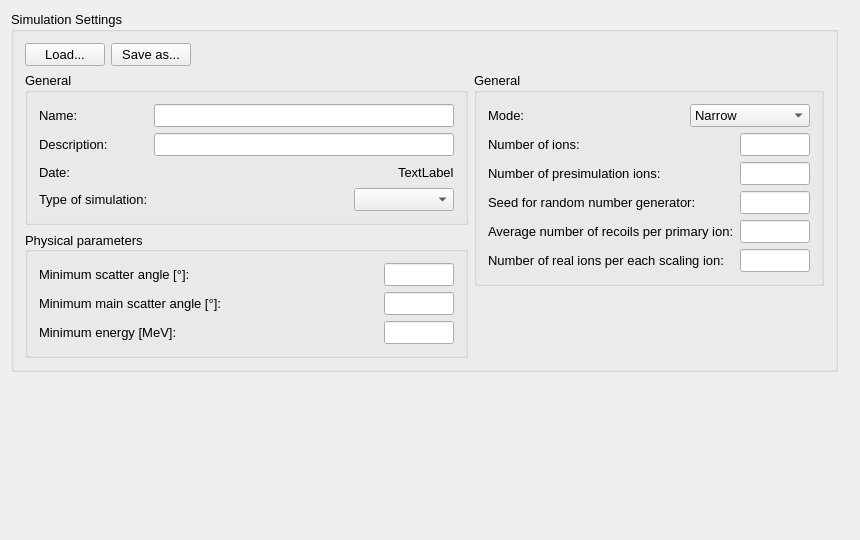
The window that ui_files/ui_request_simulation_settings.ui (JYU-IBA/potku) describes before a commit, drawn with Qt 5.
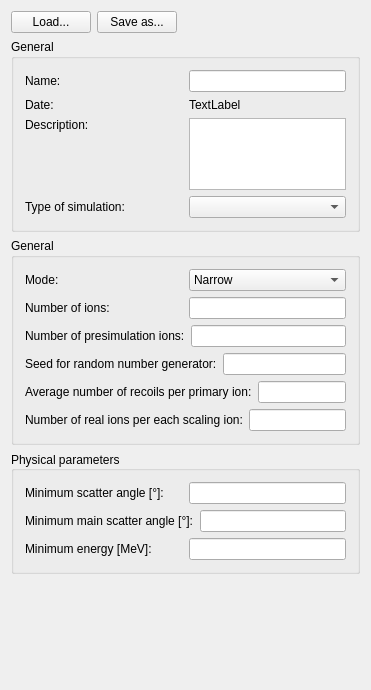
The same window after the commit.

Commit message:
Request Settings layout
Request Settings dialog is now resizable. Also made some other minor
layout changes.

```diff
--- a/ui_files/ui_request_simulation_settings.ui
+++ b/ui_files/ui_request_simulation_settings.ui
@@ -9,46 +9,42 @@
    <rect>
     <x>0</x>
     <y>0</y>
-    <width>860</width>
-    <height>540</height>
+    <width>371</width>
+    <height>690</height>
    </rect>
   </property>
+  <property name="sizePolicy">
+   <sizepolicy hsizetype="Preferred" vsizetype="Preferred">
+    <horstretch>0</horstretch>
+    <verstretch>0</verstretch>
+   </sizepolicy>
+  </property>
   <property name="minimumSize">
    <size>
-    <width>860</width>
-    <height>540</height>
+    <width>0</width>
+    <height>0</height>
    </size>
   </property>
   <property name="maximumSize">
    <size>
-    <width>860</width>
-    <height>540</height>
+    <width>16777215</width>
+    <height>16777215</height>
    </size>
   </property>
   <property name="windowTitle">
    <string>RequestSimulationSettings</string>
   </property>
-  <layout class="QFormLayout" name="formLayout_3">
+  <layout class="QGridLayout" name="gridLayout">
    <item row="0" column="0">
-    <layout class="QVBoxLayout" name="verticalLayout_6">
-     <item>
-      <widget class="QGroupBox" name="simulationSettings">
-       <property name="enabled">
-        <bool>true</bool>
-       </property>
-       <property name="font">
-        <font>
-         <pointsize>10</pointsize>
-        </font>
-       </property>
-       <property name="title">
-        <string>Simulation Settings</string>
-       </property>
-       <layout class="QFormLayout" name="formLayout_2">
-        <item row="0" column="0">
-         <layout class="QHBoxLayout" name="horizontalLayout">
+    <layout class="QHBoxLayout" name="horizontalLayout_2">
           <item>
            <widget class="QPushButton" name="loadButton">
+       <property name="sizePolicy">
+        <sizepolicy hsizetype="Preferred" vsizetype="Fixed">
+         <horstretch>0</horstretch>
+         <verstretch>0</verstretch>
+        </sizepolicy>
+       </property>
             <property name="text">
              <string>Load...</string>
             </property>
@@ -56,16 +52,25 @@
           </item>
           <item>
            <widget class="QPushButton" name="saveButton">
+       <property name="sizePolicy">
+        <sizepolicy hsizetype="Preferred" vsizetype="Fixed">
+         <horstretch>0</horstretch>
+         <verstretch>0</verstretch>
+        </sizepolicy>
+       </property>
             <property name="text">
              <string>Save as...</string>
             </property>
            </widget>
           </item>
           <item>
-           <spacer name="horizontalSpacer_4">
+      <spacer name="horizontalSpacer_6">
             <property name="orientation">
              <enum>Qt::Horizontal</enum>
             </property>
+       <property name="sizeType">
+        <enum>QSizePolicy::Expanding</enum>
+       </property>
             <property name="sizeHint" stdset="0">
              <size>
               <width>40</width>
@@ -77,48 +82,57 @@
          </layout>
         </item>
         <item row="1" column="0">
-         <layout class="QFormLayout" name="formLayout">
-          <item row="0" column="0">
-           <layout class="QVBoxLayout" name="verticalLayout_5">
-            <item>
-             <widget class="QGroupBox" name="groupBox_9">
+    <layout class="QVBoxLayout" name="verticalLayout_6">
+     <item alignment="Qt::AlignTop">
+      <widget class="QGroupBox" name="groupBox_10">
+       <property name="sizePolicy">
+        <sizepolicy hsizetype="Preferred" vsizetype="Preferred">
+         <horstretch>0</horstretch>
+         <verstretch>0</verstretch>
+        </sizepolicy>
+       </property>
               <property name="title">
                <string>General</string>
               </property>
-              <layout class="QVBoxLayout" name="verticalLayout_4">
+       <layout class="QVBoxLayout" name="verticalLayout_7">
                <item>
                 <layout class="QHBoxLayout" name="horizontalLayout_34">
                  <item>
-                  <widget class="QLabel" name="label_29">
+           <widget class="QLabel" name="label_31">
+            <property name="sizePolicy">
+             <sizepolicy hsizetype="Preferred" vsizetype="Preferred">
+              <horstretch>0</horstretch>
+              <verstretch>0</verstretch>
+             </sizepolicy>
+            </property>
+            <property name="minimumSize">
+             <size>
+              <width>0</width>
+              <height>0</height>
+             </size>
+            </property>
                    <property name="text">
                     <string>Name:</string>
                    </property>
                   </widget>
                  </item>
-                 <item>
-                  <spacer name="horizontalSpacer_33">
-                   <property name="orientation">
-                    <enum>Qt::Horizontal</enum>
-                   </property>
-                   <property name="sizeHint" stdset="0">
-                    <size>
-                     <width>40</width>
-                     <height>20</height>
-                    </size>
-                   </property>
-                  </spacer>
-                 </item>
                  <item>
                   <widget class="QLineEdit" name="nameLineEdit">
+            <property name="sizePolicy">
+             <sizepolicy hsizetype="Preferred" vsizetype="Fixed">
+              <horstretch>0</horstretch>
+              <verstretch>0</verstretch>
+             </sizepolicy>
+            </property>
                    <property name="minimumSize">
                     <size>
-                     <width>300</width>
+              <width>0</width>
                      <height>0</height>
                     </size>
                    </property>
                    <property name="maximumSize">
                     <size>
-                     <width>100</width>
+              <width>16777215</width>
                      <height>16777215</height>
                     </size>
                    </property>
@@ -129,78 +143,100 @@
                <item>
                 <layout class="QHBoxLayout" name="horizontalLayout_35">
                  <item>
-                  <widget class="QLabel" name="label_30">
-                   <property name="text">
-                    <string>Description:</string>
-                   </property>
-                  </widget>
-                 </item>
-                 <item>
-                  <spacer name="horizontalSpacer_34">
-                   <property name="orientation">
-                    <enum>Qt::Horizontal</enum>
-                   </property>
-                   <property name="sizeHint" stdset="0">
-                    <size>
-                     <width>40</width>
-                     <height>20</height>
-                    </size>
-                   </property>
-                  </spacer>
-                 </item>
-                 <item>
-                  <widget class="QLineEdit" name="descriptionLineEdit">
+           <widget class="QLabel" name="label_33">
+            <property name="sizePolicy">
+             <sizepolicy hsizetype="Preferred" vsizetype="Preferred">
+              <horstretch>0</horstretch>
+              <verstretch>0</verstretch>
+             </sizepolicy>
+            </property>
                    <property name="minimumSize">
                     <size>
-                     <width>300</width>
+              <width>0</width>
                      <height>0</height>
                     </size>
                    </property>
-                   <property name="maximumSize">
-                    <size>
-                     <width>100</width>
-                     <height>16777215</height>
-                    </size>
-                   </property>
-                  </widget>
-                 </item>
-                </layout>
-               </item>
-               <item>
-                <layout class="QHBoxLayout" name="horizontalLayout_33">
-                 <item>
-                  <widget class="QLabel" name="label_28">
                    <property name="text">
                     <string>Date:</string>
                    </property>
                   </widget>
                  </item>
-                 <item>
-                  <spacer name="horizontalSpacer_32">
-                   <property name="orientation">
-                    <enum>Qt::Horizontal</enum>
-                   </property>
-                   <property name="sizeHint" stdset="0">
-                    <size>
-                     <width>40</width>
-                     <height>20</height>
-                    </size>
-                   </property>
-                  </spacer>
-                 </item>
                  <item>
                   <widget class="QLabel" name="dateLabel">
+            <property name="sizePolicy">
+             <sizepolicy hsizetype="Preferred" vsizetype="Fixed">
+              <horstretch>0</horstretch>
+              <verstretch>0</verstretch>
+             </sizepolicy>
+            </property>
+            <property name="minimumSize">
+             <size>
+              <width>0</width>
+              <height>0</height>
+             </size>
+            </property>
                    <property name="text">
                     <string>TextLabel</string>
                    </property>
+            <property name="alignment">
+             <set>Qt::AlignLeading|Qt::AlignLeft|Qt::AlignVCenter</set>
+            </property>
                   </widget>
                  </item>
                 </layout>
                </item>
                <item>
-                <layout class="QHBoxLayout" name="typeOfSimulationLayout">
+         <layout class="QHBoxLayout" name="horizontalLayout_37">
+          <item alignment="Qt::AlignTop">
+           <widget class="QLabel" name="label_32">
+            <property name="sizePolicy">
+             <sizepolicy hsizetype="Preferred" vsizetype="Preferred">
+              <horstretch>0</horstretch>
+              <verstretch>0</verstretch>
+             </sizepolicy>
+            </property>
+            <property name="minimumSize">
+             <size>
+              <width>0</width>
+              <height>0</height>
+             </size>
+            </property>
+            <property name="text">
+             <string>Description:</string>
+            </property>
+           </widget>
+          </item>
                  <item>
-                  <widget class="QLabel" name="typeOfSimulationLabel">
+           <widget class="QPlainTextEdit" name="descriptionLineEdit">
+            <property name="sizePolicy">
+             <sizepolicy hsizetype="Preferred" vsizetype="Fixed">
+              <horstretch>0</horstretch>
+              <verstretch>0</verstretch>
+             </sizepolicy>
+            </property>
+            <property name="sizeAdjustPolicy">
+             <enum>QAbstractScrollArea::AdjustToContents</enum>
+            </property>
+           </widget>
+          </item>
+         </layout>
+        </item>
+        <item>
+         <layout class="QHBoxLayout" name="typeOfSimulationLayout_2">
+          <item>
+           <widget class="QLabel" name="typeOfSimulationLabel_2">
+            <property name="sizePolicy">
+             <sizepolicy hsizetype="Preferred" vsizetype="Preferred">
+              <horstretch>0</horstretch>
+              <verstretch>0</verstretch>
+             </sizepolicy>
+            </property>
+            <property name="minimumSize">
+             <size>
+              <width>0</width>
+              <height>0</height>
+             </size>
+            </property>
                    <property name="text">
                     <string>Type of simulation:</string>
                    </property>
@@ -208,15 +244,21 @@
                  </item>
                  <item>
                   <widget class="QComboBox" name="typeOfSimulationComboBox">
+            <property name="sizePolicy">
+             <sizepolicy hsizetype="Preferred" vsizetype="Fixed">
+              <horstretch>0</horstretch>
+              <verstretch>0</verstretch>
+             </sizepolicy>
+            </property>
                    <property name="minimumSize">
                     <size>
-                     <width>100</width>
+              <width>0</width>
                      <height>0</height>
                     </size>
                    </property>
                    <property name="maximumSize">
                     <size>
-                     <width>100</width>
+              <width>16777215</width>
                      <height>16777215</height>
                     </size>
                    </property>
@@ -230,108 +272,10 @@
               </layout>
              </widget>
             </item>
-            <item>
-             <widget class="QGroupBox" name="simulationTypeSpecificParams">
-              <property name="title">
-               <string>Physical parameters</string>
-              </property>
-              <property name="alignment">
-               <set>Qt::AlignLeading|Qt::AlignLeft|Qt::AlignVCenter</set>
-              </property>
-              <property name="flat">
-               <bool>false</bool>
-              </property>
-              <layout class="QVBoxLayout" name="verticalLayout">
-               <item>
-                <layout class="QHBoxLayout" name="targetAngleLayout">
-                 <item>
-                  <widget class="QLabel" name="targetAngleLabel">
-                   <property name="text">
-                    <string>Minimum scatter angle [°]:</string>
-                   </property>
-                  </widget>
-                 </item>
-                 <item>
-                  <widget class="QLineEdit" name="scatterLineEdit">
-                   <property name="minimumSize">
-                    <size>
-                     <width>70</width>
-                     <height>0</height>
-                    </size>
-                   </property>
-                   <property name="maximumSize">
-                    <size>
-                     <width>70</width>
-                     <height>16777215</height>
-                    </size>
-                   </property>
-                  </widget>
-                 </item>
-                </layout>
-               </item>
-               <item>
-                <layout class="QHBoxLayout" name="targetAngleLayout_2">
-                 <item>
-                  <widget class="QLabel" name="targetAngleLabel_2">
-                   <property name="text">
-                    <string>Minimum main scatter angle [°]:</string>
-                   </property>
-                  </widget>
-                 </item>
-                 <item>
-                  <widget class="QLineEdit" name="mainScatterLineEdit">
-                   <property name="minimumSize">
-                    <size>
-                     <width>70</width>
-                     <height>0</height>
-                    </size>
-                   </property>
-                   <property name="maximumSize">
-                    <size>
-                     <width>70</width>
-                     <height>16777215</height>
-                    </size>
-                   </property>
-                  </widget>
-                 </item>
-                </layout>
-               </item>
-               <item>
-                <layout class="QHBoxLayout" name="targetAngleLayout_4">
-                 <item>
-                  <widget class="QLabel" name="targetAngleLabel_4">
-                   <property name="text">
-                    <string>Minimum energy [MeV]:</string>
-                   </property>
-                  </widget>
-                 </item>
-                 <item>
-                  <widget class="QLineEdit" name="energyLineEdit">
-                   <property name="minimumSize">
-                    <size>
-                     <width>70</width>
-                     <height>0</height>
-                    </size>
-                   </property>
-                   <property name="maximumSize">
-                    <size>
-                     <width>70</width>
-                     <height>16777215</height>
-                    </size>
-                   </property>
-                  </widget>
-                 </item>
-                </layout>
-               </item>
-              </layout>
-             </widget>
-            </item>
-           </layout>
-          </item>
-          <item row="0" column="1">
-           <widget class="QGroupBox" name="nonphysicalParams">
+     <item alignment="Qt::AlignTop">
+      <widget class="QGroupBox" name="nonphysicalParams_2">
             <property name="sizePolicy">
-             <sizepolicy hsizetype="Preferred" vsizetype="Fixed">
+        <sizepolicy hsizetype="Preferred" vsizetype="Preferred">
               <horstretch>0</horstretch>
               <verstretch>0</verstretch>
              </sizepolicy>
@@ -339,43 +283,48 @@
             <property name="title">
              <string>General</string>
             </property>
-            <layout class="QVBoxLayout" name="verticalLayout_8">
+       <property name="alignment">
+        <set>Qt::AlignLeading|Qt::AlignLeft|Qt::AlignTop</set>
+       </property>
+       <layout class="QVBoxLayout" name="verticalLayout_9">
              <item>
-              <layout class="QHBoxLayout" name="recoilAngleWidthLayout">
+         <layout class="QHBoxLayout" name="recoilAngleWidthLayout_2">
                <item>
-                <widget class="QLabel" name="recoilAngleWidthLabel">
+           <widget class="QLabel" name="recoilAngleWidthLabel_2">
+            <property name="sizePolicy">
+             <sizepolicy hsizetype="Preferred" vsizetype="Preferred">
+              <horstretch>0</horstretch>
+              <verstretch>0</verstretch>
+             </sizepolicy>
+            </property>
+            <property name="minimumSize">
+             <size>
+              <width>0</width>
+              <height>0</height>
+             </size>
+            </property>
                  <property name="text">
                   <string>Mode:</string>
                  </property>
                 </widget>
                </item>
-               <item>
-                <spacer name="horizontalSpacer_3">
-                 <property name="orientation">
-                  <enum>Qt::Horizontal</enum>
-                 </property>
-                 <property name="sizeType">
-                  <enum>QSizePolicy::Fixed</enum>
-                 </property>
-                 <property name="sizeHint" stdset="0">
-                  <size>
-                   <width>120</width>
-                   <height>20</height>
-                  </size>
-                 </property>
-                </spacer>
-               </item>
                <item>
                 <widget class="QComboBox" name="modeComboBox">
+            <property name="sizePolicy">
+             <sizepolicy hsizetype="Preferred" vsizetype="Fixed">
+              <horstretch>0</horstretch>
+              <verstretch>0</verstretch>
+             </sizepolicy>
+            </property>
                  <property name="minimumSize">
                   <size>
-                   <width>120</width>
+              <width>0</width>
                    <height>0</height>
                   </size>
                  </property>
                  <property name="maximumSize">
                   <size>
-                   <width>120</width>
+              <width>16777215</width>
                    <height>16777215</height>
                   </size>
                  </property>
@@ -394,9 +343,21 @@
               </layout>
              </item>
              <item>
-              <layout class="QHBoxLayout" name="numberOfIonsLayout">
+         <layout class="QHBoxLayout" name="numberOfIonsLayout_2">
                <item>
-                <widget class="QLabel" name="numberOfIonsLabel">
+           <widget class="QLabel" name="numberOfIonsLabel_2">
+            <property name="sizePolicy">
+             <sizepolicy hsizetype="Preferred" vsizetype="Preferred">
+              <horstretch>0</horstretch>
+              <verstretch>0</verstretch>
+             </sizepolicy>
+            </property>
+            <property name="minimumSize">
+             <size>
+              <width>0</width>
+              <height>0</height>
+             </size>
+            </property>
                  <property name="text">
                   <string>Number of ions:</string>
                  </property>
@@ -404,15 +365,21 @@
                </item>
                <item>
                 <widget class="QLineEdit" name="noOfIonsLineEdit">
+            <property name="sizePolicy">
+             <sizepolicy hsizetype="Preferred" vsizetype="Fixed">
+              <horstretch>0</horstretch>
+              <verstretch>0</verstretch>
+             </sizepolicy>
+            </property>
                  <property name="minimumSize">
                   <size>
-                   <width>70</width>
+              <width>0</width>
                    <height>0</height>
                   </size>
                  </property>
                  <property name="maximumSize">
                   <size>
-                   <width>70</width>
+              <width>16777215</width>
                    <height>16777215</height>
                   </size>
                  </property>
@@ -421,9 +388,21 @@
               </layout>
              </item>
              <item>
-              <layout class="QHBoxLayout" name="numberOfPresimuIonsLayout">
+         <layout class="QHBoxLayout" name="numberOfPresimuIonsLayout_2">
                <item>
-                <widget class="QLabel" name="numberOfPresimuIonsLabel">
+           <widget class="QLabel" name="numberOfPresimuIonsLabel_2">
+            <property name="sizePolicy">
+             <sizepolicy hsizetype="Preferred" vsizetype="Preferred">
+              <horstretch>0</horstretch>
+              <verstretch>0</verstretch>
+             </sizepolicy>
+            </property>
+            <property name="minimumSize">
+             <size>
+              <width>0</width>
+              <height>0</height>
+             </size>
+            </property>
                  <property name="text">
                   <string>Number of presimulation ions:</string>
                  </property>
@@ -431,15 +410,21 @@
                </item>
                <item>
                 <widget class="QLineEdit" name="noOfPreionsLineEdit">
+            <property name="sizePolicy">
+             <sizepolicy hsizetype="Preferred" vsizetype="Fixed">
+              <horstretch>0</horstretch>
+              <verstretch>0</verstretch>
+             </sizepolicy>
+            </property>
                  <property name="minimumSize">
                   <size>
-                   <width>70</width>
+              <width>0</width>
                    <height>0</height>
                   </size>
                  </property>
                  <property name="maximumSize">
                   <size>
-                   <width>70</width>
+              <width>16777215</width>
                    <height>16777215</height>
                   </size>
                  </property>
@@ -448,9 +433,21 @@
               </layout>
              </item>
              <item>
-              <layout class="QHBoxLayout" name="seedLayout">
+         <layout class="QHBoxLayout" name="seedLayout_2">
                <item>
-                <widget class="QLabel" name="seedLabel">
+           <widget class="QLabel" name="seedLabel_2">
+            <property name="sizePolicy">
+             <sizepolicy hsizetype="Preferred" vsizetype="Preferred">
+              <horstretch>0</horstretch>
+              <verstretch>0</verstretch>
+             </sizepolicy>
+            </property>
+            <property name="minimumSize">
+             <size>
+              <width>0</width>
+              <height>0</height>
+             </size>
+            </property>
                  <property name="text">
                   <string>Seed for random number generator:</string>
                  </property>
@@ -458,15 +455,21 @@
                </item>
                <item>
                 <widget class="QLineEdit" name="seedLineEdit">
+            <property name="sizePolicy">
+             <sizepolicy hsizetype="Preferred" vsizetype="Fixed">
+              <horstretch>0</horstretch>
+              <verstretch>0</verstretch>
+             </sizepolicy>
+            </property>
                  <property name="minimumSize">
                   <size>
-                   <width>70</width>
+              <width>0</width>
                    <height>0</height>
                   </size>
                  </property>
                  <property name="maximumSize">
                   <size>
-                   <width>70</width>
+              <width>16777215</width>
                    <height>16777215</height>
                   </size>
                  </property>
@@ -475,9 +478,21 @@
               </layout>
              </item>
              <item>
-              <layout class="QHBoxLayout" name="averageNumberOfRecoilsLayout">
+         <layout class="QHBoxLayout" name="averageNumberOfRecoilsLayout_2">
                <item>
-                <widget class="QLabel" name="averageNumberOfRecoilsLabel">
+           <widget class="QLabel" name="averageNumberOfRecoilsLabel_2">
+            <property name="sizePolicy">
+             <sizepolicy hsizetype="Preferred" vsizetype="Preferred">
+              <horstretch>0</horstretch>
+              <verstretch>0</verstretch>
+             </sizepolicy>
+            </property>
+            <property name="minimumSize">
+             <size>
+              <width>0</width>
+              <height>0</height>
+             </size>
+            </property>
                  <property name="text">
                   <string>Average number of recoils per primary ion:</string>
                  </property>
@@ -485,15 +500,21 @@
                </item>
                <item>
                 <widget class="QLineEdit" name="noOfRecoilsLineEdit">
+            <property name="sizePolicy">
+             <sizepolicy hsizetype="Preferred" vsizetype="Fixed">
+              <horstretch>0</horstretch>
+              <verstretch>0</verstretch>
+             </sizepolicy>
+            </property>
                  <property name="minimumSize">
                   <size>
-                   <width>70</width>
+              <width>0</width>
                    <height>0</height>
                   </size>
                  </property>
                  <property name="maximumSize">
                   <size>
-                   <width>70</width>
+              <width>16777215</width>
                    <height>16777215</height>
                   </size>
                  </property>
@@ -502,9 +523,21 @@
               </layout>
              </item>
              <item>
-              <layout class="QHBoxLayout" name="numberOfRealIonsLayout">
+         <layout class="QHBoxLayout" name="numberOfRealIonsLayout_2">
                <item>
-                <widget class="QLabel" name="numberOfRealIonsLabel">
+           <widget class="QLabel" name="numberOfRealIonsLabel_2">
+            <property name="sizePolicy">
+             <sizepolicy hsizetype="Preferred" vsizetype="Preferred">
+              <horstretch>0</horstretch>
+              <verstretch>0</verstretch>
+             </sizepolicy>
+            </property>
+            <property name="minimumSize">
+             <size>
+              <width>0</width>
+              <height>0</height>
+             </size>
+            </property>
                  <property name="text">
                   <string>Number of real ions per each scaling ion:</string>
                  </property>
@@ -512,15 +545,21 @@
                </item>
                <item>
                 <widget class="QLineEdit" name="noOfScalingLineEdit">
+            <property name="sizePolicy">
+             <sizepolicy hsizetype="Preferred" vsizetype="Fixed">
+              <horstretch>0</horstretch>
+              <verstretch>0</verstretch>
+             </sizepolicy>
+            </property>
                  <property name="minimumSize">
                   <size>
-                   <width>70</width>
+              <width>0</width>
                    <height>0</height>
                   </size>
                  </property>
                  <property name="maximumSize">
                   <size>
-                   <width>70</width>
+              <width>16777215</width>
                    <height>16777215</height>
                   </size>
                  </property>
@@ -533,10 +572,174 @@
           </item>
          </layout>
         </item>
+   <item row="3" column="0">
+    <spacer name="verticalSpacer">
+     <property name="orientation">
+      <enum>Qt::Vertical</enum>
+     </property>
+     <property name="sizeHint" stdset="0">
+      <size>
+       <width>20</width>
+       <height>40</height>
+      </size>
+     </property>
+    </spacer>
+   </item>
+   <item row="2" column="0">
+    <widget class="QGroupBox" name="simulationTypeSpecificParams_2">
+     <property name="sizePolicy">
+      <sizepolicy hsizetype="Preferred" vsizetype="Preferred">
+       <horstretch>0</horstretch>
+       <verstretch>0</verstretch>
+      </sizepolicy>
+     </property>
+     <property name="title">
+      <string>Physical parameters</string>
+     </property>
+     <property name="alignment">
+      <set>Qt::AlignLeading|Qt::AlignLeft|Qt::AlignVCenter</set>
+     </property>
+     <property name="flat">
+      <bool>false</bool>
+     </property>
+     <layout class="QVBoxLayout" name="verticalLayout_3">
+      <item>
+       <layout class="QHBoxLayout" name="targetAngleLayout_3">
+        <item>
+         <widget class="QLabel" name="targetAngleLabel_3">
+          <property name="sizePolicy">
+           <sizepolicy hsizetype="Preferred" vsizetype="Preferred">
+            <horstretch>0</horstretch>
+            <verstretch>0</verstretch>
+           </sizepolicy>
+          </property>
+          <property name="minimumSize">
+           <size>
+            <width>0</width>
+            <height>0</height>
+           </size>
+          </property>
+          <property name="text">
+           <string>Minimum scatter angle [°]:</string>
+          </property>
+         </widget>
+        </item>
+        <item>
+         <widget class="QLineEdit" name="scatterLineEdit">
+          <property name="sizePolicy">
+           <sizepolicy hsizetype="Preferred" vsizetype="Fixed">
+            <horstretch>0</horstretch>
+            <verstretch>0</verstretch>
+           </sizepolicy>
+          </property>
+          <property name="minimumSize">
+           <size>
+            <width>0</width>
+            <height>0</height>
+           </size>
+          </property>
+          <property name="maximumSize">
+           <size>
+            <width>16777215</width>
+            <height>16777215</height>
+           </size>
+          </property>
+         </widget>
+        </item>
        </layout>
-      </widget>
-     </item>
-    </layout>
+      </item>
+      <item>
+       <layout class="QHBoxLayout" name="targetAngleLayout_5">
+        <item>
+         <widget class="QLabel" name="targetAngleLabel_5">
+          <property name="sizePolicy">
+           <sizepolicy hsizetype="Preferred" vsizetype="Preferred">
+            <horstretch>0</horstretch>
+            <verstretch>0</verstretch>
+           </sizepolicy>
+          </property>
+          <property name="minimumSize">
+           <size>
+            <width>0</width>
+            <height>0</height>
+           </size>
+          </property>
+          <property name="text">
+           <string>Minimum main scatter angle [°]:</string>
+          </property>
+         </widget>
+        </item>
+        <item>
+         <widget class="QLineEdit" name="mainScatterLineEdit">
+          <property name="sizePolicy">
+           <sizepolicy hsizetype="Preferred" vsizetype="Fixed">
+            <horstretch>0</horstretch>
+            <verstretch>0</verstretch>
+           </sizepolicy>
+          </property>
+          <property name="minimumSize">
+           <size>
+            <width>0</width>
+            <height>0</height>
+           </size>
+          </property>
+          <property name="maximumSize">
+           <size>
+            <width>16777215</width>
+            <height>16777215</height>
+           </size>
+          </property>
+         </widget>
+        </item>
+       </layout>
+      </item>
+      <item>
+       <layout class="QHBoxLayout" name="targetAngleLayout_6">
+        <item>
+         <widget class="QLabel" name="targetAngleLabel_6">
+          <property name="sizePolicy">
+           <sizepolicy hsizetype="Preferred" vsizetype="Preferred">
+            <horstretch>0</horstretch>
+            <verstretch>0</verstretch>
+           </sizepolicy>
+          </property>
+          <property name="minimumSize">
+           <size>
+            <width>0</width>
+            <height>0</height>
+           </size>
+          </property>
+          <property name="text">
+           <string>Minimum energy [MeV]:</string>
+          </property>
+         </widget>
+        </item>
+        <item>
+         <widget class="QLineEdit" name="energyLineEdit">
+          <property name="sizePolicy">
+           <sizepolicy hsizetype="Preferred" vsizetype="Fixed">
+            <horstretch>0</horstretch>
+            <verstretch>0</verstretch>
+           </sizepolicy>
+          </property>
+          <property name="minimumSize">
+           <size>
+            <width>0</width>
+            <height>0</height>
+           </size>
+          </property>
+          <property name="maximumSize">
+           <size>
+            <width>16777215</width>
+            <height>16777215</height>
+           </size>
+          </property>
+         </widget>
+        </item>
+       </layout>
+      </item>
+     </layout>
+    </widget>
    </item>
   </layout>
  </widget>
```
Left out of the diff: 4 changed lines with no effect on the pictures. Lines whose indentation alone changed are shown as unchanged. The commit also changes 5 other files.
